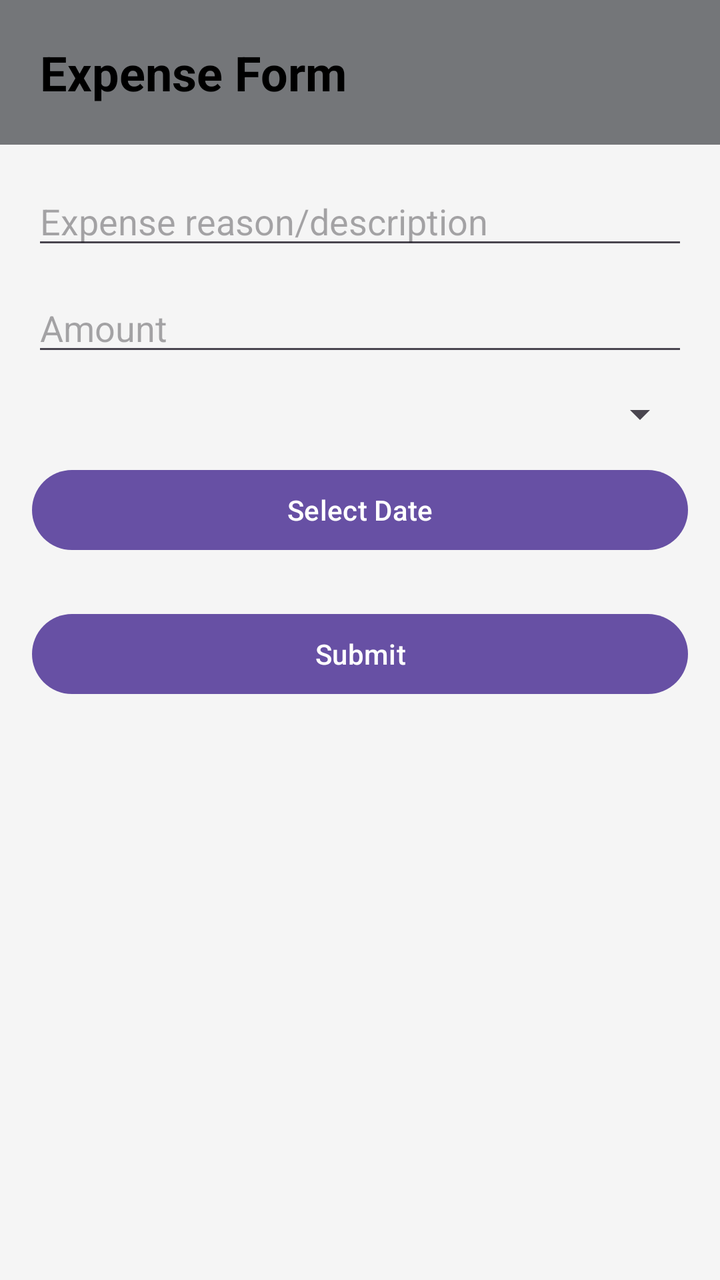
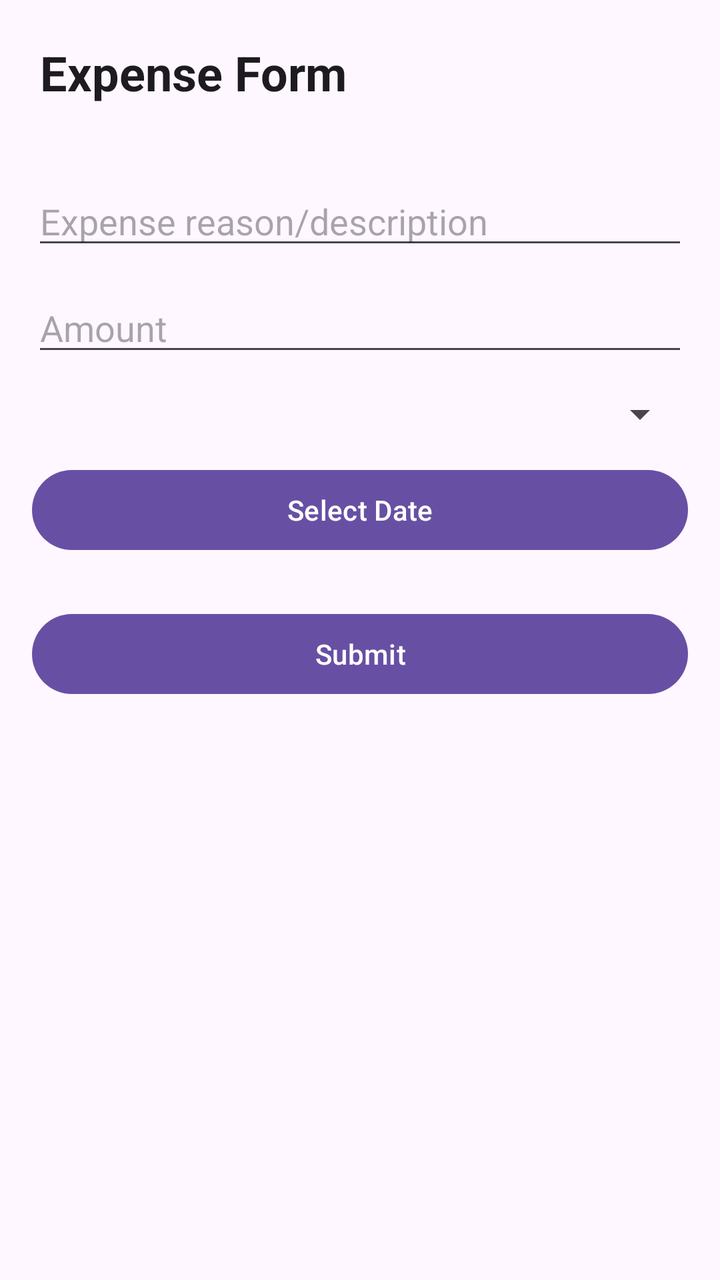

The first picture is an Android layout as it rendered before a commit; the second is the same layout after the commit. The layout source and the unified diff follow.
<!-- AndroidManifest.xml: application theme Theme.ExpenseTracker -->
<!-- res/layout/expense_form.xml -->
<?xml version="1.0" encoding="utf-8"?>
<layout xmlns:android="http://schemas.android.com/apk/res/android">

    <data>
        <variable
            name="expense"
            type="com.example.expensetracker.model.Expense" />
    </data>

    <LinearLayout
        android:layout_width="match_parent"
        android:layout_height="match_parent"
        android:background="#F5F5F5"
        android:orientation="vertical">
        <TextView
            android:id="@+id/toolbar"
            android:layout_width="match_parent"
            android:layout_height="wrap_content"
            android:text="@string/expense_form"
            android:textSize="24sp"
            android:textStyle="bold"
            android:textColor="#000000"
            android:padding="20dp"
            android:background="@color/material_dynamic_neutral50"/>
        <androidx.core.widget.NestedScrollView
            android:layout_width="match_parent"
            android:layout_height="match_parent"
            android:fillViewport="true">
            <LinearLayout
                android:layout_width="match_parent"
                android:layout_height="match_parent"
                android:orientation="vertical"
                android:padding="16dp"
                android:background="#F5F5F5">

                <EditText
                    android:id="@+id/expenseReasonInput"
                    android:layout_width="match_parent"
                    android:layout_height="wrap_content"
                    android:hint="@string/expense_reason_description"
                    android:inputType="text"
                    android:text="@{expense.reason}"
                    android:layout_marginBottom="12dp" />

                <EditText
                    android:id="@+id/expenseAmountInput"
                    android:layout_width="match_parent"
                    android:layout_height="wrap_content"
                    android:hint="@string/amount"
                    android:inputType="numberDecimal"
                    android:text="@{expense!=null? String.valueOf(expense.amount):null}"
                    android:layout_marginBottom="12dp" />

                <Spinner
                    android:id="@+id/expenseCategorySpinner"
                    android:layout_width="match_parent"
                    android:layout_height="wrap_content"
                    android:layout_marginBottom="12dp" />

                <Button
                    android:id="@+id/datePickerButton"
                    android:layout_width="match_parent"
                    android:layout_height="wrap_content"
                    android:text="@string/select_date"
                    android:layout_marginBottom="24dp" />

                <Button
                    android:id="@+id/submitButton"
                    android:layout_width="match_parent"
                    android:layout_height="wrap_content"
                    android:text="@string/submit" />

            </LinearLayout>
        </androidx.core.widget.NestedScrollView>

    </LinearLayout>
</layout>
<!-- resources referenced by this layout -->
<resources>
  <string name="amount">Amount</string>
  <string name="expense_form">Expense Form</string>
  <string name="expense_reason_description">Expense reason/description</string>
  <string name="select_date">Select Date</string>
  <string name="submit">Submit</string>
  <style name="Theme.ExpenseTracker" parent="Theme.Material3.DayNight.NoActionBar" />
</resources>

<!-- the commit's change to res/layout/expense_form.xml (unified diff, before → after) -->
@@ -10,7 +10,6 @@
     <LinearLayout
         android:layout_width="match_parent"
         android:layout_height="match_parent"
-        android:background="#F5F5F5"
         android:orientation="vertical">
         <TextView
             android:id="@+id/toolbar"
@@ -19,9 +18,8 @@
             android:text="@string/expense_form"
             android:textSize="24sp"
             android:textStyle="bold"
-            android:textColor="#000000"
-            android:padding="20dp"
-            android:background="@color/material_dynamic_neutral50"/>
+            android:textColor="?attr/colorOnSurface"
+            android:padding="20dp" />
         <androidx.core.widget.NestedScrollView
             android:layout_width="match_parent"
             android:layout_height="match_parent"
@@ -30,8 +28,7 @@
                 android:layout_width="match_parent"
                 android:layout_height="match_parent"
                 android:orientation="vertical"
-                android:padding="16dp"
-                android:background="#F5F5F5">
+                android:padding="16dp">
 
                 <EditText
                     android:id="@+id/expenseReasonInput"
